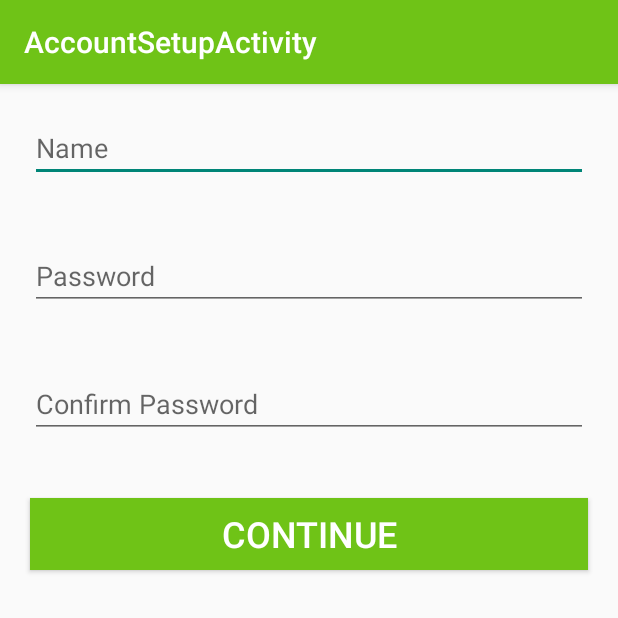
After one commit to rahul-s/PayTracker-Android, an Android app: the AccountSetupActivity screen opened directly, with no data from a screen before it, on a phone screen of 412 x 824 dp, the top half of it. The commit adds this screen. Run offline under Robolectric (Android 15) with nearby library versions, the phone set to English and light mode, and no system bars.

Commit message:
User Account manager added to manage login and register users by email.

```diff
--- a/PayTracker/app/src/main/java/com/creativecapsule/paytracker/UI/Activities/HomeActivity.java
+++ b/PayTracker/app/src/main/java/com/creativecapsule/paytracker/UI/Activities/HomeActivity.java
@@ -16,6 +16,7 @@ import android.widget.EditText;
 import android.widget.ListView;
 
 import com.creativecapsule.paytracker.Managers.ExpenseManager;
+import com.creativecapsule.paytracker.Managers.UserAccountManager;
 import com.creativecapsule.paytracker.Models.Outing;
 import com.creativecapsule.paytracker.Models.Person;
 import com.creativecapsule.paytracker.R;
@@ -43,7 +44,7 @@ public class HomeActivity extends BaseActivity implements AdapterView.OnItemClic
         actionBar.setHomeAsUpIndicator(getResources().getDrawable(R.drawable.ic_menu_home));
 
         outings = ExpenseManager.getSharedInstance().getOutings();
-        buddies = ExpenseManager.getSharedInstance().getPersons();
+        buddies = UserAccountManager.getSharedManager().getPersons();
         outingsAdapter = new OutingsAdapter(this);
         outingsAdapter.setOutings(outings);
         ListView outingsListView = (ListView) findViewById(R.id.list_view_outings);
@@ -54,7 +55,7 @@ public class HomeActivity extends BaseActivity implements AdapterView.OnItemClic
     @Override
     protected void onResume() {
         super.onResume();
-        buddies = ExpenseManager.getSharedInstance().getPersons();
+        buddies = UserAccountManager.getSharedManager().getPersons();
         reloadOutingsList();
     }
 
--- a/PayTracker/app/src/main/java/com/creativecapsule/paytracker/UI/Activities/OutingDetailsActivity.java
+++ b/PayTracker/app/src/main/java/com/creativecapsule/paytracker/UI/Activities/OutingDetailsActivity.java
@@ -18,6 +18,7 @@ import android.widget.ListView;
 import android.widget.Toast;
 
 import com.creativecapsule.paytracker.Managers.ExpenseManager;
+import com.creativecapsule.paytracker.Managers.UserAccountManager;
 import com.creativecapsule.paytracker.Models.Expense;
 import com.creativecapsule.paytracker.Models.Outing;
 import com.creativecapsule.paytracker.Models.Person;
@@ -205,7 +206,7 @@ public class OutingDetailsActivity extends BaseActivity implements View.OnClickL
 
     private void initOtherBuddies() {
         otherBuddies = new ArrayList<>();
-        ArrayList<Person> allBuddies = ExpenseManager.getSharedInstance().getPersons();
+        ArrayList<Person> allBuddies = UserAccountManager.getSharedManager().getPersons();
         for (Person buddy : allBuddies) {
             if (!this.outing.isPersonIncluded(buddy)) {
                 otherBuddies.add(buddy);
--- /dev/null
+++ b/PayTracker/app/src/main/res/layout/activity_account_setup.xml
@@ -0,0 +1,40 @@
+<LinearLayout xmlns:android="http://schemas.android.com/apk/res/android"
+    xmlns:tools="http://schemas.android.com/tools"
+    android:layout_width="match_parent"
+    android:layout_height="match_parent"
+    android:orientation="vertical"
+    tools:context="com.creativecapsule.paytracker.UI.Activities.InputEmailActivity">
+
+    <EditText
+        android:id="@+id/name_et"
+        android:layout_width="match_parent"
+        android:layout_height="wrap_content"
+        android:layout_margin="@dimen/global_margin_20"
+        android:inputType="text"
+        android:hint="@string/name"/>
+    <EditText
+        android:id="@+id/password_et"
+        android:layout_width="match_parent"
+        android:layout_height="wrap_content"
+        android:layout_margin="@dimen/global_margin_20"
+        android:inputType="textPassword"
+        android:hint="@string/password"/>
+    <EditText
+        android:id="@+id/password_confirm_et"
+        android:layout_width="match_parent"
+        android:layout_height="wrap_content"
+        android:layout_margin="@dimen/global_margin_20"
+        android:inputType="textPassword"
+        android:hint="@string/confirm_password"/>
+
+    <Button
+        android:id="@+id/account_setup_submit"
+        android:layout_width="match_parent"
+        android:layout_height="wrap_content"
+        android:text="@string/next_step"
+        android:layout_margin="@dimen/global_margin_20"
+        android:background="@color/button_bg_color"
+        android:textColor="@color/button_text_color"
+        android:textSize="@dimen/button_text_size_large"/>
+
+</LinearLayout>
--- a/PayTracker/app/src/main/res/values/dimens.xml
+++ b/PayTracker/app/src/main/res/values/dimens.xml
@@ -2,6 +2,8 @@
     <!-- Default screen margins, per the Android Design guidelines. -->
     <dimen name="activity_horizontal_margin">16dp</dimen>
     <dimen name="activity_vertical_margin">16dp</dimen>
+    <dimen name="launch_text_size">24sp</dimen>
+    <dimen name="button_text_size_large">24sp</dimen>
     <dimen name="global_margin_5">5dp</dimen>
     <dimen name="global_margin_10">10dp</dimen>
     <dimen name="global_margin_15">15dp</dimen>
--- a/PayTracker/app/src/main/res/values/strings.xml
+++ b/PayTracker/app/src/main/res/values/strings.xml
@@ -1,7 +1,13 @@
 <resources>
     <string name="app_name">PayTracker</string>
 
-    <string name="hello_world">Hello world!</string>
+    <string name="welcome">Welcome!</string>
+    <string name="get_started">Get Started</string>
+    <string name="email">Email</string>
+    <string name="name">Name</string>
+    <string name="password">Password</string>
+    <string name="confirm_password">Confirm Password</string>
+    <string name="next_step">Continue</string>
     <string name="action_settings">Settings</string>
     <string name="action_buddies">Buddies</string>
     <string name="action_add">Add</string>
@@ -17,6 +23,7 @@
 
     <string name="label_title">Title</string>
     <string name="label_desc">Description</string>
+    <string name="label_email">Email</string>
     <string name="label_name">Name</string>
     <string name="label_nickname">Nickname</string>
     <string name="label_next">Next</string>
@@ -34,8 +41,20 @@
     <string name="dialog_confirm_delete_expense">Are you sure you want to delete this expense?</string>
     <string name="dialog_confirm_delete_yes">Yes</string>
     <string name="dialog_confirm_delete_no">No</string>
+
+    <string name="alert_invalid_email">Please enter a valid email.</string>
+    <string name="alert_failed_task">Operation failed...!</string>
+    <string name="alert_passwords_empty">Please enter the password.</string>
+    <string name="alert_passwords_different">The passwords do not match.</string>
+    <string name="alert_name_empty">Please enter your name.</string>
     <string name="alert_no_more_buddies">All friends are already added.</string>
     <string name="alert_incorrect_amount">Please input a proper amount.</string>
     <string name="alert_select_people">Please select at least one person for the expense.</string>
+
     <string name="placeholder_no_outstandings">No outstandings!</string>
+    <string name="title_activity_launch">LaunchActivity</string>
+    <string name="title_activity_input_email">InputEmailActivity</string>
+
+    <string name="hello_world">Hello world!</string>
+    <string name="title_activity_account_setup">AccountSetupActivity</string>
 </resources>
```
Also changed, not shown: PayTracker/app/src/main/AndroidManifest.xml (+16 -2 lines), PayTracker/app/src/main/java/com/creativecapsule/paytracker/Managers/ExpenseManager.java (+0 -12 lines), PayTracker/app/src/main/java/com/creativecapsule/paytracker/Managers/ParseDataManager.java (+16 -15 lines), PayTracker/app/src/main/java/com/creativecapsule/paytracker/Managers/UserAccountManager.java (added, +119 -0 lines), PayTracker/app/src/main/java/com/creativecapsule/paytracker/UI/Activities/AccountSetupActivity.java (added, +108 -0 lines), PayTracker/app/src/main/java/com/creativecapsule/paytracker/UI/Activities/BuddiesActivity.java (+15 -5 lines), PayTracker/app/src/main/java/com/creativecapsule/paytracker/UI/Activities/InputEmailActivity.java (added, +64 -0 lines), PayTracker/app/src/main/java/com/creativecapsule/paytracker/UI/Activities/LaunchActivity.java (added, +49 -0 lines), PayTracker/app/src/main/java/com/creativecapsule/paytracker/Utility/Constants.java (added, +14 -0 lines), PayTracker/app/src/main/java/com/creativecapsule/paytracker/Utility/PayTrackerApplication.java (+8 -0 lines), PayTracker/app/src/main/res/layout/activity_input_email.xml (added, +26 -0 lines), PayTracker/app/src/main/res/layout/activity_launch.xml (added, +23 -0 lines), PayTracker/app/src/main/res/layout/dialog_new_buddy.xml (+8 -0 lines), PayTracker/app/src/main/res/menu/menu_account_setup.xml (added, +7 -0 lines).
